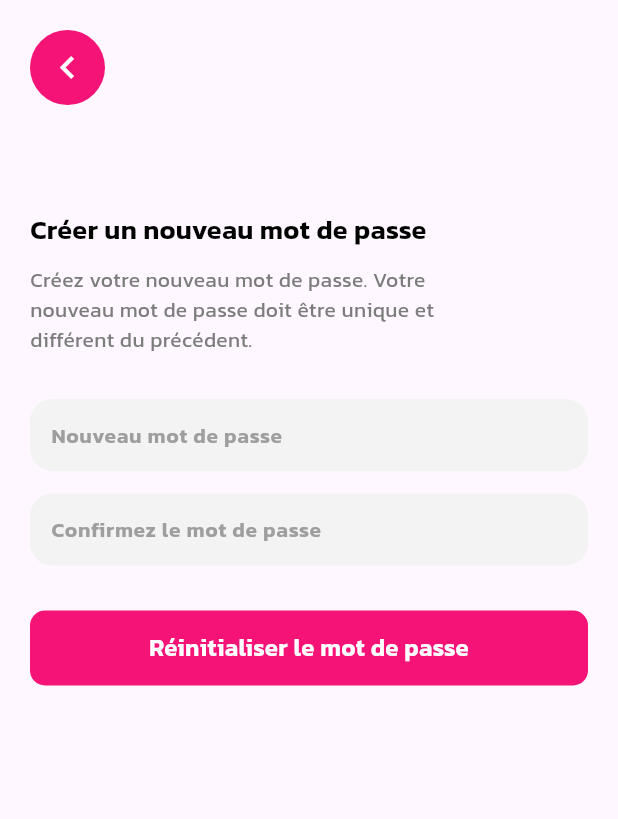
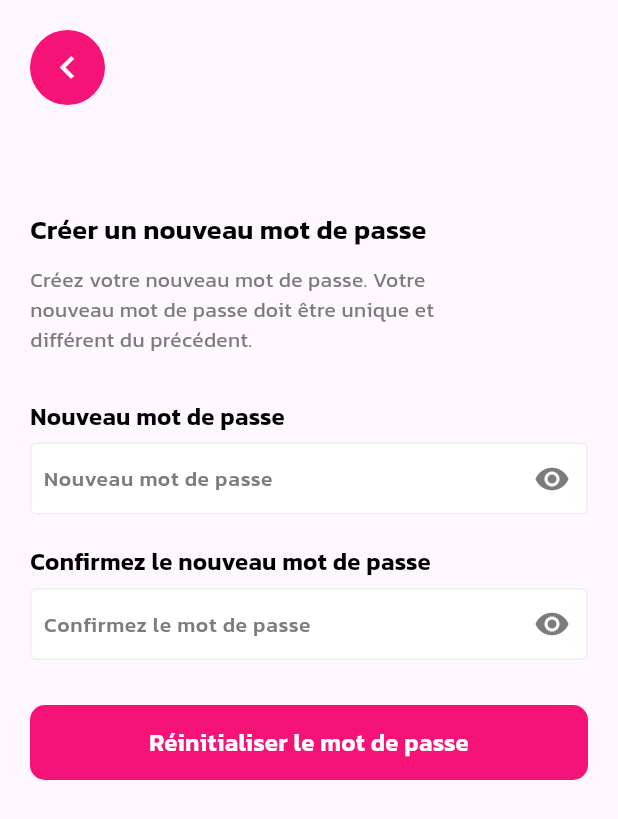
Before and after one commit to nayon-coders/grocary_user_app-Rida_Benharrou, a Flutter app: the NewPassword screen opened directly with empty values, on a phone screen of 412 x 824 dp. Shown: the top 819 px of the screen. Run offline on Flutter 3.47's test engine with Material 3 defaults, Android fonts, the phone set to English and light mode, and no system bars; our stand-ins replace cached_network_image, carousel_slider, cloud_firestore, dropdown_search, firebase_auth, firebase_core and 9 more; missing offline and left inert: custom_date_range_picker, dart:ffi, omni_datetime_picker, super_tooltip; accounts and stored records are empty; network calls fail.

```diff
--- a/lib/view/account_screen/my_orders/my_orders.dart
+++ b/lib/view/account_screen/my_orders/my_orders.dart
@@ -117,7 +117,7 @@ class _MyOrdersState extends State<MyOrders> {
                                                       color: AppColors.textBlack),
                                                 ),
                                                 const SizedBox(height: 8,),
-                                                Text(DateFormat("dd-MM-yyyy+HH:mm").format(data.createdAt as DateTime),
+                                                Text(DateFormat("dd-MM-yyyy HH:mm").format(data.createdAt as DateTime),
                                                   style: const TextStyle(fontWeight: FontWeight.w400,
                                                       fontSize: 12,
                                                       color: AppColors.textGrey),
--- a/lib/view/account_screen/my_orders/track_order.dart
+++ b/lib/view/account_screen/my_orders/track_order.dart
@@ -150,7 +150,7 @@ class _TrackOrderState extends State<TrackOrder> {
                     mainAxisAlignment: MainAxisAlignment.spaceBetween,
                     crossAxisAlignment: CrossAxisAlignment.start,
                     children: [
-                      const Text("Adresse de livrasion: ",
+                      const Text("Adresse de livraison: ",
                         style: TextStyle(
                             fontSize: 14,
                             fontWeight: FontWeight.w600
--- a/lib/view/auth/controller/auth_controller.dart
+++ b/lib/view/auth/controller/auth_controller.dart
@@ -83,7 +83,7 @@ class AuthController extends GetxController{
       Get.offAllNamed(AppRoutes.HOME);
       Get.snackbar("Bravo ", "Votre compte a bien été créé! Un membre de notre équipe prendra contact avec vous pour activer votre compte", backgroundColor: Colors.green,colorText: Colors.white);
     }else{
-      Get.snackbar("Désolé!", "Une erreur s'est produite avec le serveur.", backgroundColor: Colors.red,colorText: Colors.black);
+      Get.snackbar("Désolé!", "Veuillez remplir tous les champs", backgroundColor: Colors.red,colorText: Colors.white);
     }
     isSignUp.value = false;
   }
--- a/lib/view/auth/new_password.dart
+++ b/lib/view/auth/new_password.dart
@@ -1,18 +1,29 @@
 import 'package:flutter/material.dart';
 import 'package:get/get.dart';
 import 'package:nectar/view/auth/controller/forgot_controller.dart';
+import 'package:nectar/view/auth/widget/app_field.dart';
 
 import '../../utility/app_color.dart';
 import '../../widget/app_button.dart';
-import '../../widget/app_input.dart';
 
-class NewPassword extends StatelessWidget {
-   NewPassword({super.key});
 
+class NewPassword extends StatefulWidget {
+   const NewPassword({super.key});
+
+  @override
+  State<NewPassword> createState() => _NewPasswordState();
+}
+
+class _NewPasswordState extends State<NewPassword> {
    final ForgotController controller = Get.find<ForgotController>();
+
   final newPassword = TextEditingController();
+
   final confPassword = TextEditingController();
+
   final _key = GlobalKey<FormState>();
+
+    bool _obscureText = true;
 
   @override
   Widget build(BuildContext context) {
@@ -57,15 +68,39 @@ class NewPassword extends StatelessWidget {
                   ),
                 ),
                 const SizedBox(height: 30,),
-                AppInput(
+                Text("Nouveau mot de passe",style: TextStyle(fontWeight: FontWeight.w600,fontSize: 16,color: Colors.black),),
+                SizedBox(height: 6,),
+                AppField(
                   hintText: "Nouveau mot de passe",
                   controller: newPassword,
+                    obscureText: _obscureText,
+                    suffixIcon: IconButton(
+                      onPressed: (){
+                        setState(() {
+                          _obscureText = !_obscureText;
+                        });
+
+                      },
+                      icon: Icon(_obscureText ? Icons.remove_red_eye : Icons.visibility_off,color: AppColors.textGrey,),
+                    )
 
                 ),
-                const SizedBox(height: 15,),
-                AppInput(
+                const SizedBox(height: 20,),
+                Text("Confirmez le nouveau mot de passe",style: TextStyle(fontWeight: FontWeight.w600,fontSize: 16,color: Colors.black),),
+                SizedBox(height: 6,),
+                AppField(
                   hintText: "Confirmez le mot de passe",
                   controller: confPassword,
+                    obscureText: _obscureText,
+                    suffixIcon: IconButton(
+                      onPressed: (){
+                        setState(() {
+                          _obscureText = !_obscureText;
+                        });
+
+                      },
+                      icon: Icon(_obscureText ? Icons.remove_red_eye : Icons.visibility_off,color: AppColors.textGrey,),
+                    )
 
                 ),
                 const SizedBox(height: 30,),
@@ -81,7 +116,7 @@ class NewPassword extends StatelessWidget {
                             newPassword.text,
                           );
                         }else{
-                          Get.snackbar("Erreur ", "Les mots de passe ne correspondent pas",backgroundColor: Colors.red);
+                          Get.snackbar("Erreur ", "Les mots de passes doivent être identiques",backgroundColor: Colors.red,colorText: Colors.white);
                         }
 
 
--- a/lib/widget/not_found.dart
+++ b/lib/widget/not_found.dart
@@ -18,7 +18,7 @@ class NotFound extends StatelessWidget {
         crossAxisAlignment: CrossAxisAlignment.center,
         children: [
           Image.asset(AppAssets.empty, height: 100,),
-          Text("Aucun produit à afficher ici")
+          Text("Panier vide")
         ],
       ),
     ),);
```
Also changed, not shown: lib/view/auth/signup_screen.dart (+14 -1 lines), lib/view/cart_screen/widget/selecte_delivery_address.dart (+20 -3 lines).
